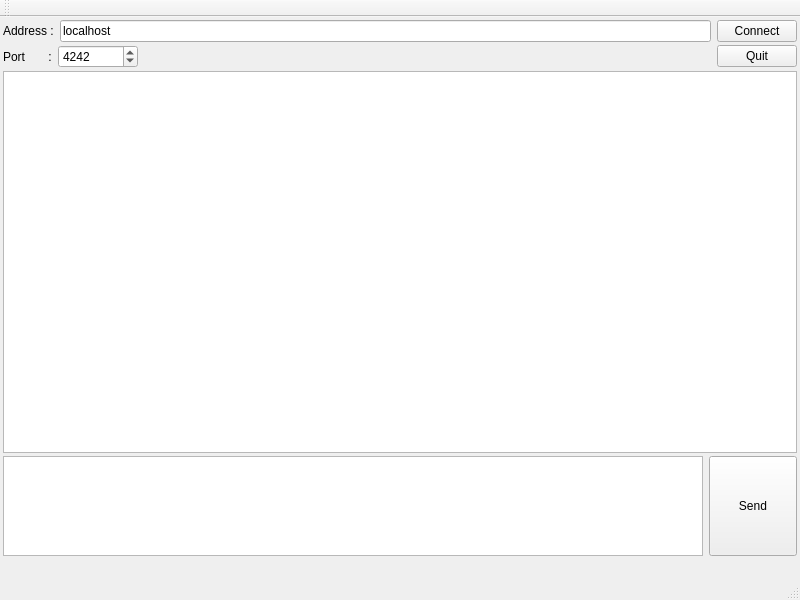
First picture: the form in matt_daemon/Ben/benWindow.ui, repository gbourgeo/42projects, before the edit.
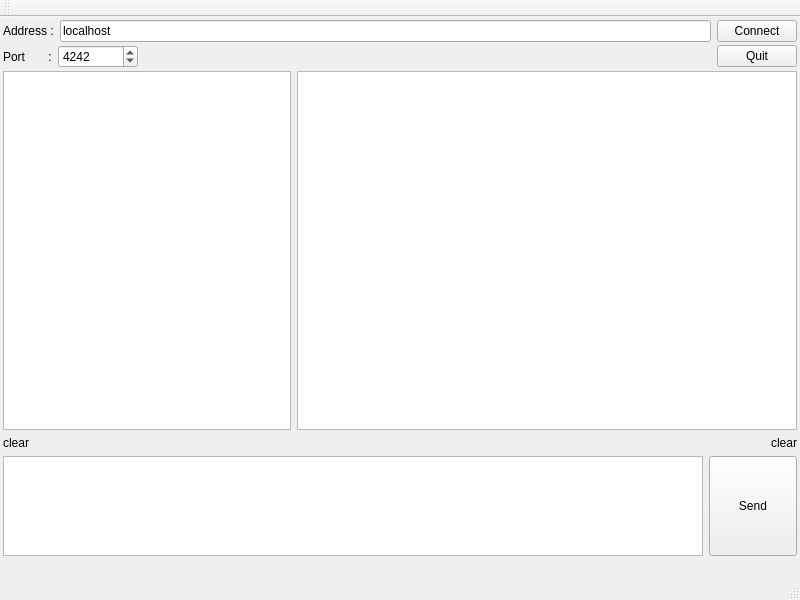
Second picture: the form after the edit.

What changed in the file:
```diff
--- a/matt_daemon/Ben/benWindow.ui
+++ b/matt_daemon/Ben/benWindow.ui
@@ -169,27 +169,62 @@
      </layout>
     </item>
     <item>
+     <layout class="QHBoxLayout" name="textLayout">
+      <item>
      <widget class="QTextBrowser" name="textBrowser">
       <property name="minimumSize">
        <size>
         <width>0</width>
-        <height>370</height>
-       </size>
-      </property>
-      <property name="autoFillBackground">
-       <bool>false</bool>
-      </property>
-      <property name="html">
-       <string>&lt;!DOCTYPE HTML PUBLIC &quot;-//W3C//DTD HTML 4.0//EN&quot; &quot;http://www.w3.org/TR/REC-html40/strict.dtd&quot;&gt;
-&lt;html&gt;&lt;head&gt;&lt;meta name=&quot;qrichtext&quot; content=&quot;1&quot; /&gt;&lt;style type=&quot;text/css&quot;&gt;
-p, li { white-space: pre-wrap; }
-&lt;/style&gt;&lt;/head&gt;&lt;body style=&quot; font-family:'Sans Serif'; font-size:9pt; font-weight:400; font-style:normal;&quot;&gt;
-&lt;p style=&quot;-qt-paragraph-type:empty; margin-top:0px; margin-bottom:0px; margin-left:0px; margin-right:0px; -qt-block-indent:0; text-indent:0px;&quot;&gt;&lt;br /&gt;&lt;/p&gt;&lt;/body&gt;&lt;/html&gt;</string>
+          <height>350</height>
+         </size>
+        </property>
+       </widget>
+      </item>
+      <item>
+       <widget class="QTextBrowser" name="logBrowser">
+        <property name="minimumSize">
+         <size>
+          <width>500</width>
+          <height>350</height>
+         </size>
+        </property>
+       </widget>
+      </item>
+     </layout>
+    </item>
+    <item>
+     <layout class="QHBoxLayout" name="clearLayout">
+      <item>
+       <widget class="QLabel" name="clearTextLabel">
+        <property name="text">
+         <string>clear</string>
       </property>
      </widget>
     </item>
     <item>
-     <layout class="QHBoxLayout" name="sendTextLayout">
+       <spacer name="horizontalSpacer">
+        <property name="orientation">
+         <enum>Qt::Horizontal</enum>
+        </property>
+        <property name="sizeHint" stdset="0">
+         <size>
+          <width>40</width>
+          <height>20</height>
+         </size>
+        </property>
+       </spacer>
+      </item>
+      <item>
+       <widget class="QLabel" name="clearLogLabel">
+        <property name="text">
+         <string>clear</string>
+        </property>
+       </widget>
+      </item>
+     </layout>
+    </item>
+    <item>
+     <layout class="QHBoxLayout" name="sendLayout">
       <item>
        <widget class="QTextEdit" name="sendField">
         <property name="minimumSize">
```
Lines whose indentation alone changed are shown as unchanged.
